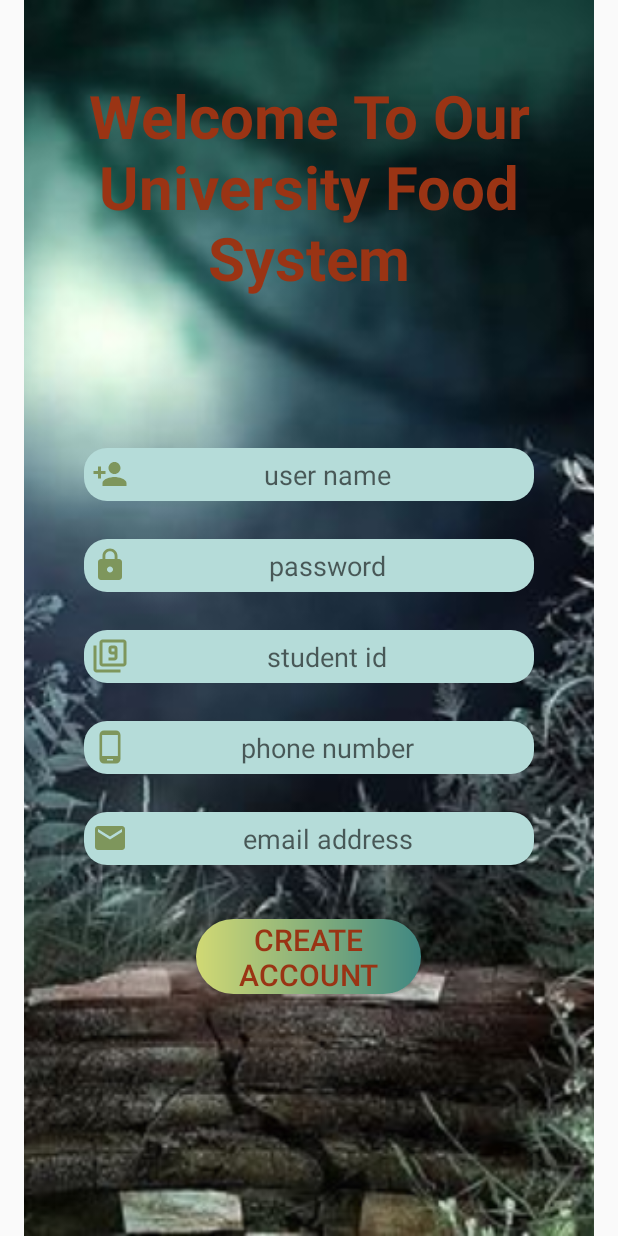
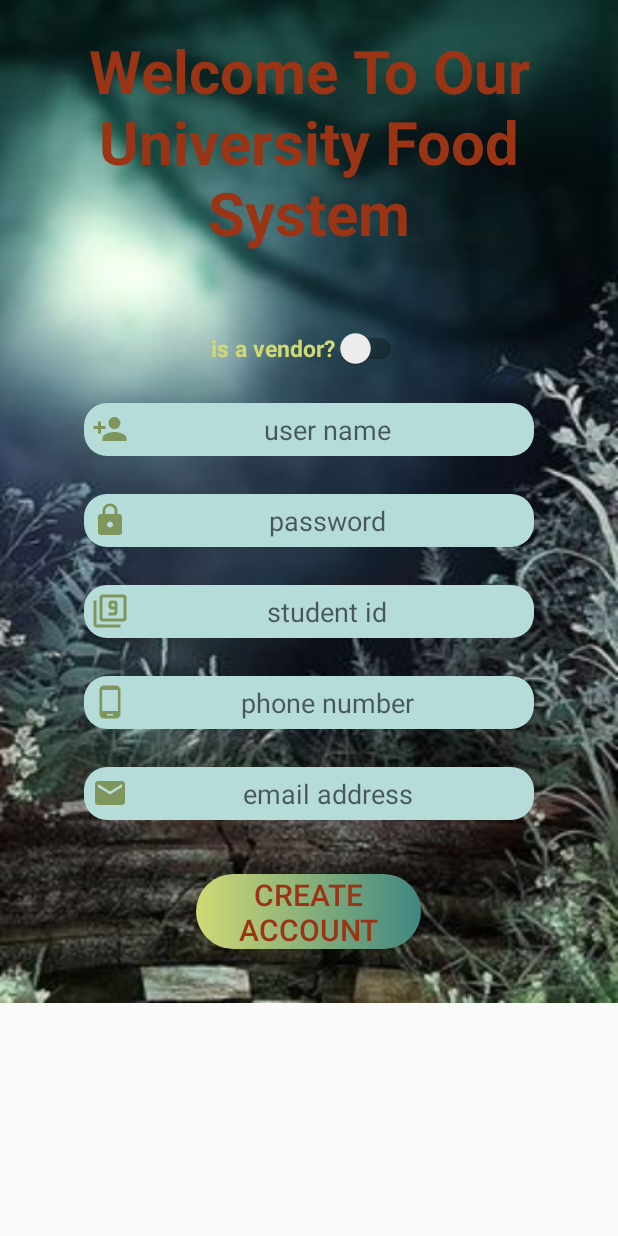
Before and after one commit to anhkiet190999/UFS-app, an Android app: the screen it shows after launch (registration), after a tap on "REGISTER NOW", on a phone screen of 412 x 824 dp. Run offline under Robolectric (Android 15) with nearby library versions, the phone set to English and light mode, and no system bars; our stand-ins replace Firebase (no records; nobody signed in at launch, a user with empty details on screens opened directly).

Commit message:
usf app login and registration + firebase

```diff
--- a/app/src/main/java/com/example/ufs/MainActivity.java
+++ b/app/src/main/java/com/example/ufs/MainActivity.java
@@ -21,11 +21,6 @@ public class MainActivity extends AppCompatActivity {
         Button account = findViewById(R.id.account);
 
         register.setOnClickListener(view -> {
-            /*Context context = getApplicationContext();
-            CharSequence text = "Registering";
-            int duration = Toast.LENGTH_SHORT;
-            Toast toast = Toast.makeText(context, text, duration);
-            toast.show();*/
             Intent registerIntent = new Intent(getApplicationContext(), registration.class );
             startActivity(registerIntent);
         });
--- a/app/src/main/java/com/example/ufs/login.java
+++ b/app/src/main/java/com/example/ufs/login.java
@@ -4,13 +4,22 @@ import androidx.appcompat.app.AppCompatActivity;
 
 import android.os.Bundle;
 
+import com.google.firebase.auth.FirebaseAuth;
+import com.google.firebase.auth.FirebaseUser;
+
 public class login extends AppCompatActivity {
 
+    private FirebaseAuth mAuth;
 
     @Override
     protected void onCreate(Bundle savedInstanceState) {
         super.onCreate(savedInstanceState);
         setContentView(R.layout.activity_login);
 
+        mAuth = FirebaseAuth.getInstance();
+
+        // Check if user is signed in (non-null) and update UI accordingly.
+        FirebaseUser currentUser = mAuth.getCurrentUser();
     }
+
 }
--- a/app/src/main/java/com/example/ufs/registration.java
+++ b/app/src/main/java/com/example/ufs/registration.java
@@ -2,13 +2,59 @@ package com.example.ufs;
 
 import androidx.appcompat.app.AppCompatActivity;
 
+import android.content.Context;
 import android.os.Bundle;
+import android.widget.CompoundButton;
+import android.widget.EditText;
+import android.widget.Switch;
+import android.widget.Toast;
+
+import com.google.firebase.auth.FirebaseAuth;
 
 public class registration extends AppCompatActivity {
+
+    private FirebaseAuth mAuth;
+    private EditText editUsername, editPassword, editStudentid, editPhone, editEmail;
+    private Switch switchisVendor;
+    private boolean isVendor = false;
 
     @Override
     protected void onCreate(Bundle savedInstanceState) {
         super.onCreate(savedInstanceState);
         setContentView(R.layout.activity_registration);
+
+        mAuth = FirebaseAuth.getInstance();
+        editUsername = findViewById(R.id.username);
+        editPassword = findViewById(R.id.password);
+        editStudentid = findViewById(R.id.studentId);
+        editPhone = findViewById(R.id.phonenumber);
+        editEmail = findViewById(R.id.email);
+        switchisVendor = findViewById(R.id.isVendors);
+        switchisVendor.setOnCheckedChangeListener(new CompoundButton.OnCheckedChangeListener() {
+           @Override
+           public void onCheckedChanged(CompoundButton compoundButton, boolean b) {
+               if(b){
+                   isVendor = true;
+                   Context context = getApplicationContext();
+                   CharSequence text = "is vendor";
+                   int duration = Toast.LENGTH_SHORT;
+
+                   Toast toast = Toast.makeText(context, text, duration);
+                   toast.show();
+               }else{
+                   isVendor = false;
+               }
+           }
+       });
+    }
+
+    private void registerUser() {
+        String username = editUsername.getText().toString().trim();
+        String password = editPassword.getText().toString().trim();
+        String studentID = editStudentid.getText().toString().trim();
+        String phone = editPhone.getText().toString().trim();
+        String email = editEmail.getText().toString().trim();
+        boolean isVendor = switchisVendor.isChecked();
+
     }
 }
--- a/app/src/main/res/layout/activity_registration.xml
+++ b/app/src/main/res/layout/activity_registration.xml
@@ -1,28 +1,34 @@
 <?xml version="1.0" encoding="utf-8"?>
-<RelativeLayout xmlns:android="http://schemas.android.com/apk/res/android"
+<ScrollView xmlns:android="http://schemas.android.com/apk/res/android"
+    android:layout_width="match_parent"
+    android:layout_height="wrap_content"
+    android:fillViewport="true"
+    android:background="@drawable/registration">
+
+    <RelativeLayout
         android:layout_width="match_parent"
         android:layout_height="match_parent"
         android:paddingLeft="16dp"
         android:paddingRight="16dp" >
 
-    <ImageView
+        <!--<ImageView
             android:id="@+id/start_background"
             android:layout_width="fill_parent"
             android:layout_height="fill_parent"
             android:scaleType="centerCrop"
-        android:src="@drawable/registration" />
+            android:src="@drawable/registration" />-->
 
         <TextView
             android:id="@+id/text"
             android:layout_width="match_parent"
             android:layout_height="wrap_content"
-        android:textStyle="bold"
+            android:layout_marginTop="20dp"
+            android:gravity="center_horizontal"
+            android:text="Welcome To Our University Food System"
+            android:textAlignment="center"
             android:textColor="@color/red"
-        android:textAlignment="center"
-        android:gravity="center_horizontal"
-        android:layout_marginTop="50dp"
             android:textSize="40dp"
-        android:text="Welcome To Our University Food System"/>
+            android:textStyle="bold" />
 
         <EditText
             android:id="@+id/username"
@@ -32,12 +38,12 @@
             android:layout_centerHorizontal="true"
             android:layout_marginTop="100dp"
             android:background="@drawable/textbox"
+            android:drawableStart="@drawable/person"
+            android:drawableLeft="@drawable/person"
             android:gravity="center_horizontal"
             android:hint="user name"
             android:padding="5dip"
-        android:textAlignment="center"
-        android:drawableStart="@drawable/person"
-        android:drawableLeft="@drawable/person"/>
+            android:textAlignment="center" />
 
         <EditText
             android:id="@+id/password"
@@ -47,12 +53,12 @@
             android:layout_centerHorizontal="true"
             android:layout_marginTop="25dp"
             android:background="@drawable/textbox"
+            android:drawableStart="@drawable/lock"
+            android:drawableLeft="@drawable/lock"
             android:gravity="center_horizontal"
             android:hint="password"
             android:padding="5dip"
-        android:textAlignment="center"
-        android:drawableStart="@drawable/lock"
-        android:drawableLeft="@drawable/lock"/>
+            android:textAlignment="center" />
 
         <EditText
             android:id="@+id/studentId"
@@ -62,12 +68,12 @@
             android:layout_centerHorizontal="true"
             android:layout_marginTop="25dp"
             android:background="@drawable/textbox"
+            android:drawableStart="@drawable/studentid"
+            android:drawableLeft="@drawable/studentid"
             android:gravity="center_horizontal"
             android:hint="student id"
             android:padding="5dip"
-        android:textAlignment="center"
-        android:drawableStart="@drawable/studentid"
-        android:drawableLeft="@drawable/studentid"/>
+            android:textAlignment="center" />
 
         <EditText
             android:id="@+id/phonenumber"
@@ -77,12 +83,12 @@
             android:layout_centerHorizontal="true"
             android:layout_marginTop="25dp"
             android:background="@drawable/textbox"
+            android:drawableStart="@drawable/phone"
+            android:drawableLeft="@drawable/phone"
             android:gravity="center_horizontal"
             android:hint="phone number"
             android:padding="5dip"
-        android:textAlignment="center"
-        android:drawableStart="@drawable/phone"
-        android:drawableLeft="@drawable/phone"/>
+            android:textAlignment="center" />
 
         <EditText
             android:id="@+id/email"
@@ -92,12 +98,12 @@
             android:layout_centerHorizontal="true"
             android:layout_marginTop="25dp"
             android:background="@drawable/textbox"
+            android:drawableStart="@drawable/email"
+            android:drawableLeft="@drawable/email"
             android:gravity="center_horizontal"
             android:hint="email address"
             android:padding="5dip"
-        android:textAlignment="center"
-        android:drawableStart="@drawable/email"
-        android:drawableLeft="@drawable/email"/>
+            android:textAlignment="center" />
 
         <Button
             android:id="@+id/create"
@@ -115,8 +121,8 @@
             android:gravity="center_horizontal"
             android:text="CREATE ACCOUNT"
             android:textAlignment="center"
-        android:textSize="20dp"
-        android:textColor="@color/red"/>
+            android:textColor="@color/red"
+            android:textSize="20dp" />
 
         <ProgressBar
             android:id="@+id/progress_circular"
@@ -128,4 +134,19 @@
             style="?android:attr/progressBarStyleLarge"
             android:visibility="gone"/>
 
+        <Switch
+            android:id="@+id/isVendors"
+            android:layout_width="wrap_content"
+            android:layout_height="wrap_content"
+            android:layout_below="@id/text"
+            android:layout_centerHorizontal="true"
+            android:layout_marginTop="50dp"
+            android:text="is a vendor?"
+            android:textColor="@color/end_color"
+            android:textSize="15dp"
+            android:textStyle="bold"
+            android:checked="false"/>
+
     </RelativeLayout>
+
+</ScrollView>
```
Lines whose indentation alone changed are shown as unchanged.
